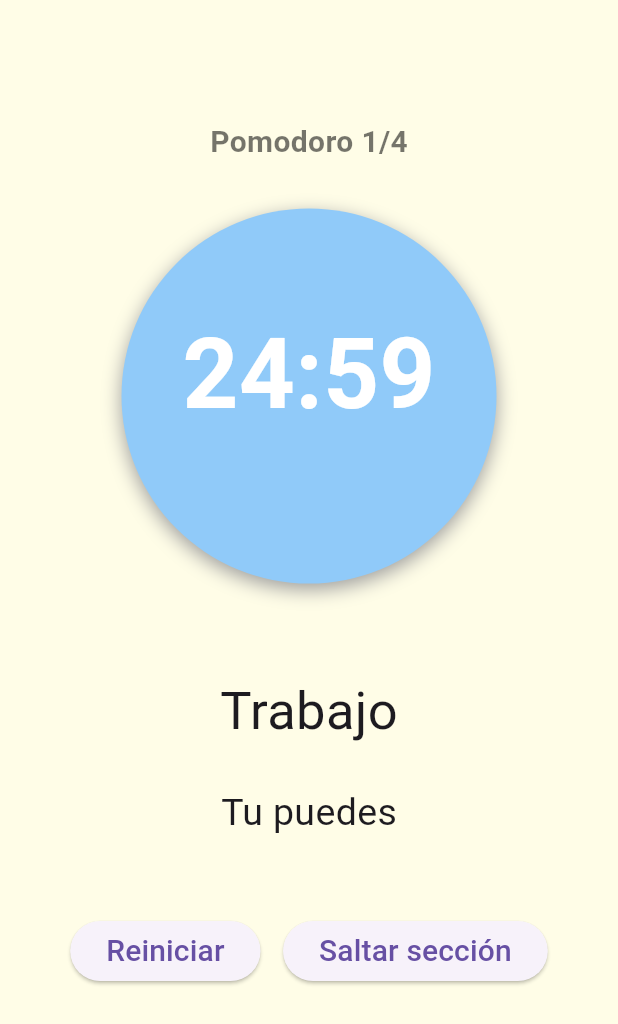
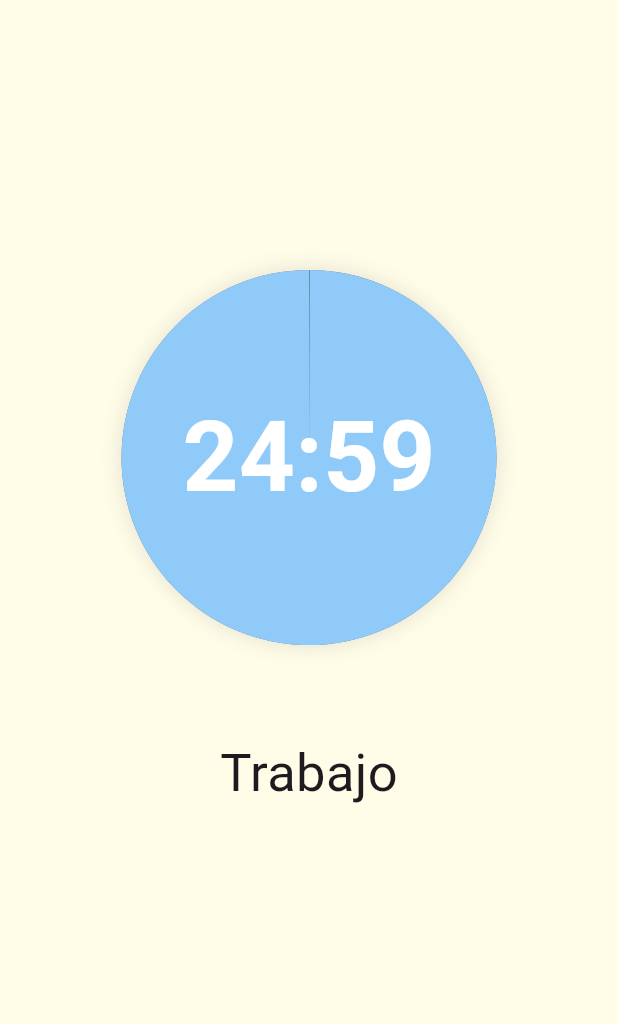
Before and after one commit to ArlopDev/Muy_Simple_Pomodoro, a Flutter app: the screen it shows after launch, after a tap on an icon or button, on a phone screen of 412 x 824 dp. Shown: the top 1024 px of the screen. Run offline on Flutter 3.47's test engine with Material 3 defaults, Android fonts, the phone set to English and light mode, and no system bars.

Commit message:
Mejora de la UI e interactividad

```diff
--- a/lib/main.dart
+++ b/lib/main.dart
@@ -63,6 +63,23 @@
     });
   }
 
+  double calcularProgreso(){
+    int tiempoTotal;
+    switch (estado){
+      case "trabajo":
+        tiempoTotal = pomodoro * 60;break;
+      case "descanso_corto":
+        tiempoTotal = descansoCorto * 60;break;
+      case "descanso_largo":
+        tiempoTotal = descansoLargo * 60;break;
+      default:
+        tiempoTotal = 1500;
+    }
+
+    int tiempoRestante = (contadorMinutos * 60) + contadorSegundos;
+    return tiempoRestante / tiempoTotal;
+  }
+
   void pausarReanudar(){
     setState(() {
       pulsado = true;
@@ -92,6 +109,7 @@
 
   void elegirEstado(){
     setState(() {
+      contadorSegundos = 0;
       switch (estado){
       case "trabajo": contadorMinutos = pomodoro;textoEstado="Trabajo";break;
       case "descanso_corto": contadorMinutos = descansoCorto;textoEstado="Descanso";break;
@@ -101,16 +119,19 @@
   }
 
   void cambiarEstado(){
+    setState(() {
       switch (estado){
         case "trabajo":
         if(contadorTrabajo >= 4){
-        estado = "descanso_largo";break;
+          estado = "descanso_largo";
         }else{
-        estado="descanso_corto";break;
+          estado="descanso_corto";
         }
+        break;
         case "descanso_corto": estado="trabajo";contadorTrabajo++;break;
         case "descanso_largo": estado="trabajo";contadorTrabajo = 1;break;
       }
+    });
   }
 
 
@@ -122,7 +143,8 @@
       body: Center(
         child: Column(
           children: [
-            SizedBox(height: 80,),
+            SizedBox(height: estadoContador ? 150 : 80,),
+            if(!estadoContador)
             Text("Pomodoro $contadorTrabajo/4",
                       style: TextStyle(
                         fontSize: 20,
@@ -131,23 +153,34 @@
                       ),
                     ),
             SizedBox(height: 30,),
-            GestureDetector(
-              onTap: pausarReanudar,
-              child: AnimatedContainer(//Timer Numero
+            Stack(
+              alignment: Alignment.center,
+              children: [
+                AnimatedContainer(
                   duration: Duration(milliseconds: 150),
                   width: 250,
                   height: 250,
                   decoration: BoxDecoration(
                     shape: BoxShape.circle,
-                color: pulsado ? Colors.blue[400] : Colors.blue[200],
                     boxShadow: [
                       BoxShadow(
-                    color: pulsado ? Colors.blue.withValues(alpha: 0.6) : Colors.grey,
-                    blurRadius: pulsado ? 20 : 10,
-                    offset: Offset(0, 4),
+                        color: pulsado ? Colors.blue.withValues(alpha: 0.4) : Colors.grey.withValues(alpha: 0.3),
+                        blurRadius: pulsado ? 25 : 12,
+                        spreadRadius: pulsado ? 5 : 0,
                       )
-                ]
+                    ],
                   ),
+                ),
+                CustomPaint(
+                  size: Size(250, 250),
+                  painter: CirculoReloj(progreso: calcularProgreso(), color: pulsado ? Colors.blue[300]! : Colors.blue[200]!),
+                ),
+                GestureDetector(
+                  onTap: pausarReanudar,
+                  child: Container(
+                  width: 250,
+                  height: 250,
+                  color: Colors.transparent,
                   child: Center(
                     child: Column(
                       mainAxisAlignment: MainAxisAlignment.center,
@@ -159,11 +192,12 @@
                             color: Colors.white
                           ),
                         ),
-                    Text(estadoContador ? "" : "pausado",
+                        if(!estadoContador)
+                        Text("pausado",
                           style: TextStyle(
                             fontSize: 20,
                             fontWeight: FontWeight.bold,
-                        color: Colors.black54,
+                            color: Colors.white,
                           ),
                         ),
                       ],
@@ -171,19 +205,16 @@
                   )
                 ),
                 ),
+              ],
+            ),
             SizedBox(height: 60,),
             Text(textoEstado,
               style: TextStyle(
                 fontSize: 35,
               ),
             ),
-            SizedBox(height: 25,),
-            Text("Tu puedes",
-              style: TextStyle(
-                fontSize: 25,
-              ),
-            ),
-            SizedBox(height: 50,),
+            if(!estadoContador) ...[
+              SizedBox(height: 75,),
               Row(
                 mainAxisAlignment: MainAxisAlignment.center,
                 children: [
@@ -200,9 +231,45 @@
                   )),
                 ],
               ),
+            ]
           ],
         ),
       ),
     );
   }
 }
+
+
+
+class CirculoReloj extends CustomPainter{
+  final double progreso;
+  final Color color;
+
+  CirculoReloj({required this.progreso, required this.color});
+
+  @override
+  void paint(Canvas canvas, Size size){
+    final center = Offset(size.width / 2, size.height / 2);
+    final radius = size.width / 2;
+
+    Paint fondoPaint = Paint()
+      ..color = Colors.blueGrey[500]!
+      ..style = PaintingStyle.fill;
+
+    canvas.drawCircle(center, radius, fondoPaint);
+
+    Paint progresoPaint = Paint()
+      ..color = color
+      ..style = PaintingStyle.fill;
+
+    canvas.drawArc(
+      Rect.fromCircle(center: center, radius: radius),
+      -90 * (3.14159/180),
+      -progreso * 360 * (3.14159 / 180),
+      true,
+      progresoPaint,
+    );
+  }
+  @override
+  bool shouldRepaint(covariant CustomPainter oldDelegate) => true;
+}
```
Lines whose indentation alone changed are shown as unchanged.
